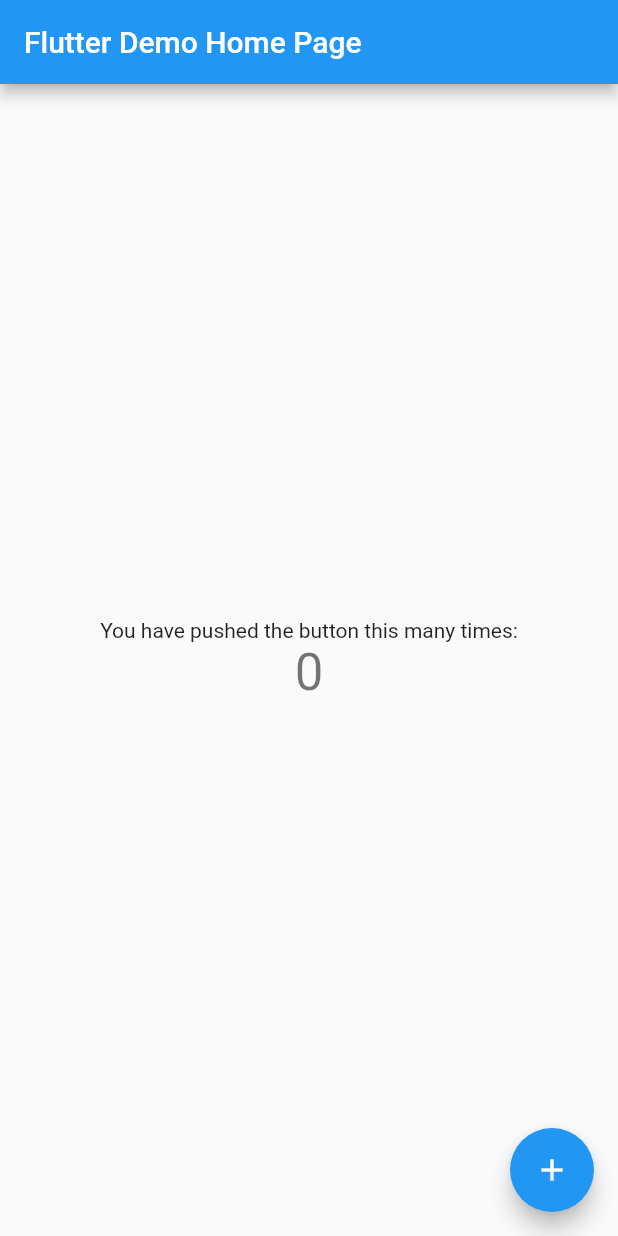
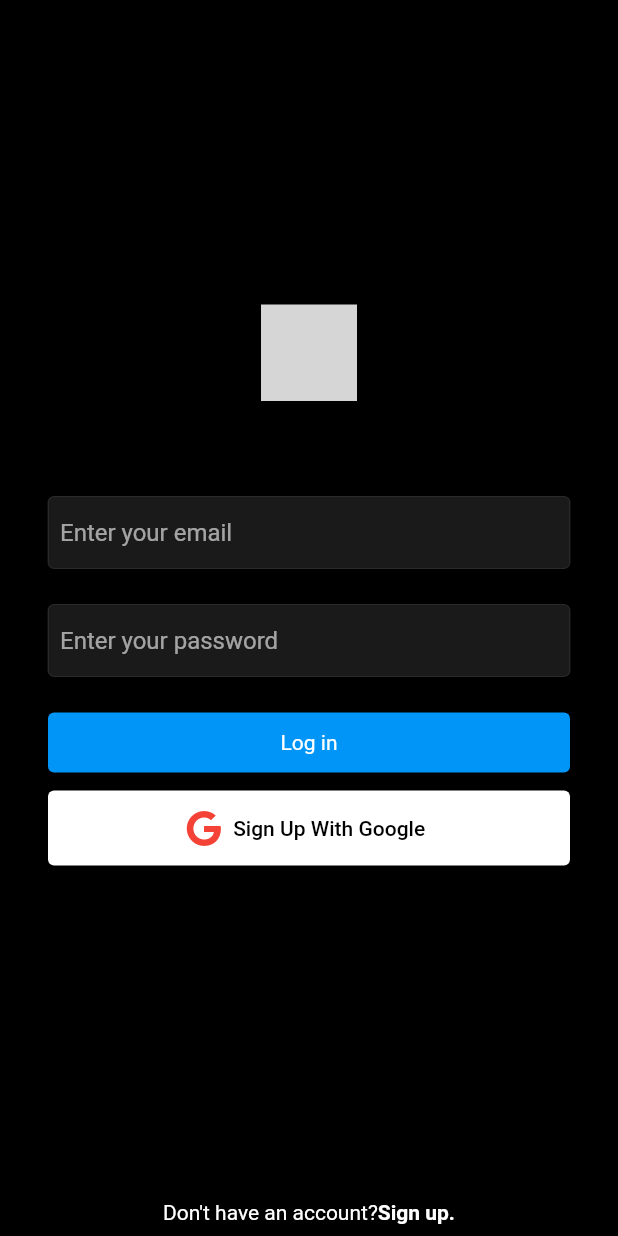
Before and after one commit to DarshanPoralu/High-In, a Flutter app: the screen it shows after launch, on a phone screen of 412 x 824 dp. Run offline on Flutter 3.47's test engine with Material 2 defaults, Android fonts, the phone set to English and light mode, and no system bars; our stand-ins replace cloud_firestore, firebase_auth, firebase_core, firebase_storage, flutter_svg, font_awesome_flutter and 2 more; missing offline and left inert: dart:js_util; accounts and stored records are empty; grey boxes are pictures that could not be loaded.

```diff
--- a/lib/main.dart
+++ b/lib/main.dart
@@ -1,6 +1,32 @@
 import 'package:flutter/material.dart';
+import 'package:firebase_auth/firebase_auth.dart';
+import 'package:flutter/foundation.dart';
+import 'package:highin_app/provider/google_sign_in.dart';
+import 'package:highin_app/responsive/responsive_layout_screen.dart';
+import 'package:highin_app/screens/login_screen.dart';
+import 'package:highin_app/screens/signup_screen.dart';
+import 'package:highin_app/utils/colors.dart';
+import 'package:highin_app/responsive/mobile_screen_layout.dart';
+import 'package:highin_app/responsive/web_screen_layout.dart';
+import 'package:firebase_core/firebase_core.dart';
+import 'package:provider/provider.dart';
 
-void main() {
+void main() async {
+  WidgetsFlutterBinding.ensureInitialized();
+  if (kIsWeb) {
+    await Firebase.initializeApp(
+      options: const FirebaseOptions(
+        apiKey: 'AIzaSyDoZXmFE1OLgp0O54ceOb-z0AuWmwWZ_Vc',
+        appId: '1:55724027418:web:347038ae7acd8d55262ba3',
+        messagingSenderId: '55724027418',
+        projectId: 'instagram-clone-313b6',
+        storageBucket: 'instagram-clone-313b6.appspot.com',
+      ),
+    );
+  } else {
+    await Firebase.initializeApp();
+  }
+
   runApp(const MyApp());
 }
 
@@ -9,107 +35,19 @@ class MyApp extends StatelessWidget {
 
   // This widget is the root of your application.
   @override
-  Widget build(BuildContext context) {
-    return MaterialApp(
-      title: 'Flutter Demo',
-      theme: ThemeData(
-        // This is the theme of your application.
-        //
-        // Try running your application with "flutter run". You'll see the
-        // application has a blue toolbar. Then, without quitting the app, try
-        // changing the primarySwatch below to Colors.green and then invoke
-        // "hot reload" (press "r" in the console where you ran "flutter run",
-        // or simply save your changes to "hot reload" in a Flutter IDE).
-        // Notice that the counter didn't reset back to zero; the application
-        // is not restarted.
-        primarySwatch: Colors.blue,
+  Widget build(BuildContext context) => ChangeNotifierProvider(
+      create: (context)=> GoogleSignInProvider(),
+      child:MaterialApp(
+      debugShowCheckedModeBanner: false,
+      title: 'Insta Clone',
+      theme: ThemeData.dark().copyWith(
+        scaffoldBackgroundColor: mobileBackgroundColor,
       ),
-      home: const MyHomePage(title: 'Flutter Demo Home Page'),
+      // home: const ResponsiveLayout(
+      //   mobileScreenLayout: MobileScreenLayout(),
+      //   webScreenLayout: WebScreenLayout(),
+      // ),
+      home: LoginScreen(),
+      ),
     );
   }
-}
-
-class MyHomePage extends StatefulWidget {
-  const MyHomePage({Key? key, required this.title}) : super(key: key);
-
-  // This widget is the home page of your application. It is stateful, meaning
-  // that it has a State object (defined below) that contains fields that affect
-  // how it looks.
-
-  // This class is the configuration for the state. It holds the values (in this
-  // case the title) provided by the parent (in this case the App widget) and
-  // used by the build method of the State. Fields in a Widget subclass are
-  // always marked "final".
-
-  final String title;
-
-  @override
-  State<MyHomePage> createState() => _MyHomePageState();
-}
-
-class _MyHomePageState extends State<MyHomePage> {
-  int _counter = 0;
-
-  void _incrementCounter() {
-    setState(() {
-      // This call to setState tells the Flutter framework that something has
-      // changed in this State, which causes it to rerun the build method below
-      // so that the display can reflect the updated values. If we changed
-      // _counter without calling setState(), then the build method would not be
-      // called again, and so nothing would appear to happen.
-      _counter++;
-    });
-  }
-
-  @override
-  Widget build(BuildContext context) {
-    // This method is rerun every time setState is called, for instance as done
-    // by the _incrementCounter method above.
-    //
-    // The Flutter framework has been optimized to make rerunning build methods
-    // fast, so that you can just rebuild anything that needs updating rather
-    // than having to individually change instances of widgets.
-    return Scaffold(
-      appBar: AppBar(
-        // Here we take the value from the MyHomePage object that was created by
-        // the App.build method, and use it to set our appbar title.
-        title: Text(widget.title),
-      ),
-      body: Center(
-        // Center is a layout widget. It takes a single child and positions it
-        // in the middle of the parent.
-        child: Column(
-          // Column is also a layout widget. It takes a list of children and
-          // arranges them vertically. By default, it sizes itself to fit its
-          // children horizontally, and tries to be as tall as its parent.
-          //
-          // Invoke "debug painting" (press "p" in the console, choose the
-          // "Toggle Debug Paint" action from the Flutter Inspector in Android
-          // Studio, or the "Toggle Debug Paint" command in Visual Studio Code)
-          // to see the wireframe for each widget.
-          //
-          // Column has various properties to control how it sizes itself and
-          // how it positions its children. Here we use mainAxisAlignment to
-          // center the children vertically; the main axis here is the vertical
-          // axis because Columns are vertical (the cross axis would be
-          // horizontal).
-          mainAxisAlignment: MainAxisAlignment.center,
-          children: <Widget>[
-            const Text(
-              'You have pushed the button this many times:',
-            ),
-            Text(
-              '$_counter',
-              style: Theme.of(context).textTheme.headline4,
-            ),
-          ],
-        ),
-      ),
-      floatingActionButton: FloatingActionButton(
-        onPressed: _incrementCounter,
-        tooltip: 'Increment',
-        child: const Icon(Icons.add),
-      ), // This trailing comma makes auto-formatting nicer for build methods.
-    );
-  }
-}
--- /dev/null
+++ b/lib/provider/google_sign_in.dart
@@ -0,0 +1,27 @@
+import 'package:firebase_auth/firebase_auth.dart';
+import 'package:flutter/material.dart';
+import 'package:google_sign_in/google_sign_in.dart';
+
+class GoogleSignInProvider extends ChangeNotifier {
+  final googleSignIn = GoogleSignIn();
+
+  GoogleSignInAccount? _user;
+  GoogleSignInAccount get user => _user!;
+
+  Future googleLogin() async {
+    final googleUser = await googleSignIn.signIn();
+    if (googleUser == null) return;
+    _user = googleUser;
+
+    final googleAuth = await googleUser.authentication;
+
+    final credential = GoogleAuthProvider.credential(
+      accessToken: googleAuth.accessToken,
+      idToken: googleAuth.idToken,
+    );
+
+    await FirebaseAuth.instance.signInWithCredential(credential);
+
+    notifyListeners();
+  }
+}
--- /dev/null
+++ b/lib/screens/login_screen.dart
@@ -0,0 +1,136 @@
+import 'package:flutter/material.dart';
+import 'package:flutter_svg/flutter_svg.dart';
+import 'package:font_awesome_flutter/font_awesome_flutter.dart';
+import 'package:highin_app/provider/google_sign_in.dart';
+import 'package:highin_app/utils/colors.dart';
+import 'package:highin_app/widgets/text_field_input.dart';
+import 'package:provider/provider.dart';
+
+class LoginScreen extends StatefulWidget {
+  const LoginScreen({Key? key}) : super(key: key);
+
+  @override
+  State<LoginScreen> createState() => _LoginScreenState();
+}
+
+class _LoginScreenState extends State<LoginScreen> {
+  final TextEditingController _emailController = TextEditingController();
+  final TextEditingController _passwordController = TextEditingController();
+
+  @override
+  void dispose() {
+    super.dispose();
+    _emailController.dispose();
+    _passwordController.dispose();
+  }
+
+  Widget build(BuildContext context) {
+    return Scaffold(
+      body: SafeArea(
+        child: Container(
+          padding: EdgeInsets.symmetric(horizontal: 32),
+          width: double.infinity,
+          child: Column(
+            crossAxisAlignment: CrossAxisAlignment.center,
+            children: [
+              Flexible(child: Container(), flex: 2),
+              SvgPicture.asset(
+                'assets/ic_instagram.svg',
+                color: primaryColor,
+                height: 64,
+              ),
+              const SizedBox(
+                height: 64,
+              ),
+
+
+
+              TextFieldInput(
+                hintText: 'Enter your email',
+                textInputType: TextInputType.emailAddress,
+                textEditingController: _emailController,
+              ),
+              const SizedBox(
+                height: 24,
+              ),
+              TextFieldInput(
+                hintText: 'Enter your password',
+                textInputType: TextInputType.text,
+                textEditingController: _passwordController,
+                isPass: true,
+              ),
+              const SizedBox(
+                height: 24,
+              ),
+              InkWell(
+                child: Container(
+                  child: const Text('Log in'),
+                  width: double.infinity,
+                  alignment: Alignment.center,
+                  padding: const EdgeInsets.symmetric(vertical: 12),
+                  decoration: const ShapeDecoration(
+                    shape: RoundedRectangleBorder(
+                      borderRadius: BorderRadius.all(
+                        Radius.circular(4),
+                      ),
+                    ),
+                    color: blueColor,
+                  ),
+                ),
+              ),
+              const SizedBox(
+                height: 12,
+              ),
+              // Adding Google Signin Method
+              ElevatedButton.icon(
+                style: ElevatedButton.styleFrom(
+                  primary: Colors.white,
+                  onPrimary: Colors.black,
+                  minimumSize: Size(double.infinity, 50),
+                ),
+                icon: FaIcon(FontAwesomeIcons.google, color: Colors.red),
+                label: Text('Sign Up With Google'),
+                onPressed: () {
+                  final provider = Provider.of<GoogleSignInProvider>(context,
+                      listen: false);
+                  provider.googleLogin();
+                },
+              ),
+
+              const SizedBox(
+                height: 12,
+              ),
+
+              Flexible(child: Container(), flex: 2),
+              Row(
+                mainAxisAlignment: MainAxisAlignment.center,
+                children: [
+                  Container(
+                    child: const Text("Don't have an account?"),
+                    padding: const EdgeInsets.symmetric(
+                      vertical: 8,
+                    ),
+                  ),
+                  GestureDetector(
+                    onTap: () {},
+                    child: Container(
+                      child: const Text(
+                        "Sign up.",
+                        style: TextStyle(
+                          fontWeight: FontWeight.bold,
+                        ),
+                      ),
+                      padding: const EdgeInsets.symmetric(
+                        vertical: 8,
+                      ),
+                    ),
+                  ),
+                ],
+              )
+            ],
+          ),
+        ),
+      ),
+    );
+  }
+}
--- /dev/null
+++ b/lib/utils/colors.dart
@@ -0,0 +1,8 @@
+import 'package:flutter/material.dart';
+
+const mobileBackgroundColor = Color.fromRGBO(0, 0, 0, 1);
+const webBackgroundColor = Color.fromRGBO(18, 18, 18, 1);
+const mobileSearchColor = Color.fromRGBO(38, 38, 38, 1);
+const blueColor = Color.fromRGBO(0, 149, 246, 1);
+const primaryColor = Colors.white;
+const secondaryColor = Colors.grey;
--- /dev/null
+++ b/lib/utils/dimensions.dart
@@ -0,0 +1,3 @@
+import 'package:flutter/material.dart';
+
+const webScreenSize = 600;
--- /dev/null
+++ b/lib/widgets/text_field_input.dart
@@ -0,0 +1,34 @@
+import 'package:flutter/material.dart';
+
+class TextFieldInput extends StatelessWidget {
+  final TextEditingController textEditingController;
+  final bool isPass;
+  final String hintText;
+  final TextInputType textInputType;
+  const TextFieldInput({
+    Key? key,
+    required this.textEditingController,
+    this.isPass = false,
+    required this.hintText,
+    required this.textInputType,
+  }) : super(key: key);
+
+  @override
+  Widget build(BuildContext context) {
+    final inputBorder =
+        OutlineInputBorder(borderSide: Divider.createBorderSide(context));
+    return TextField(
+      controller: textEditingController,
+      decoration: InputDecoration(
+        hintText: hintText,
+        border: inputBorder,
+        focusedBorder: inputBorder,
+        enabledBorder: inputBorder,
+        filled: true,
+        contentPadding: const EdgeInsets.all(8),
+      ),
+      keyboardType: textInputType,
+      obscureText: isPass,
+    );
+  }
+}
```
Also changed, not shown: lib/resources/auth_methods.dart (added, +44 -0 lines), lib/resources/storage_methods.dart (added, +20 -0 lines), lib/responsive/mobile_screen_layout.dart (added, +14 -0 lines), lib/responsive/responsive_layout_screen.dart (added, +26 -0 lines), lib/responsive/web_screen_layout.dart (added, +14 -0 lines), lib/screens/signup_screen.dart (added, +186 -0 lines), lib/utils/utils.dart (added, +13 -0 lines), 11 other files.
